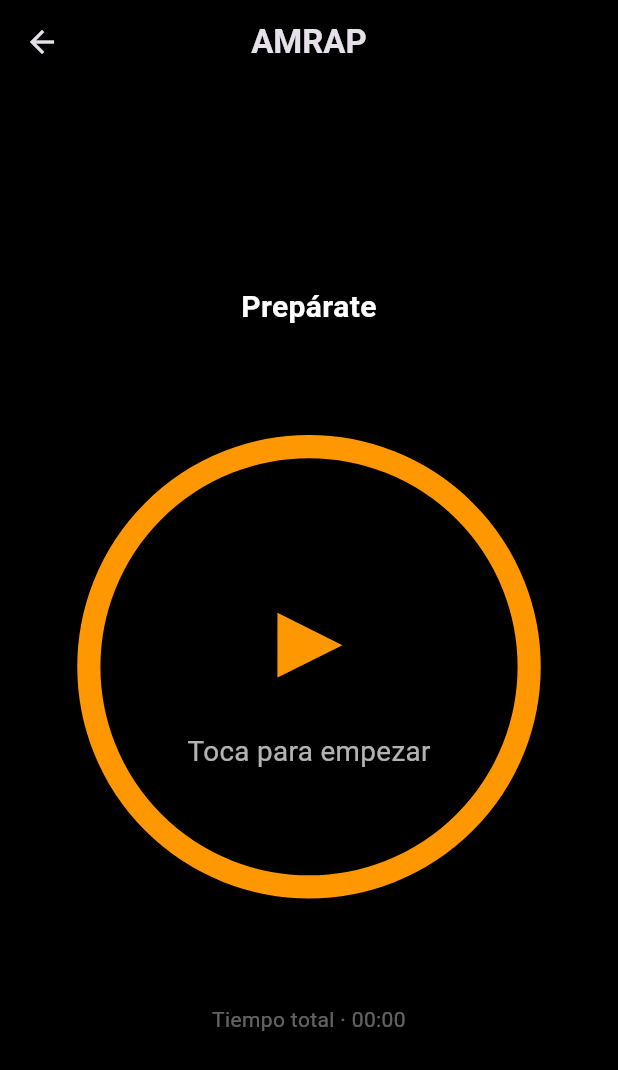
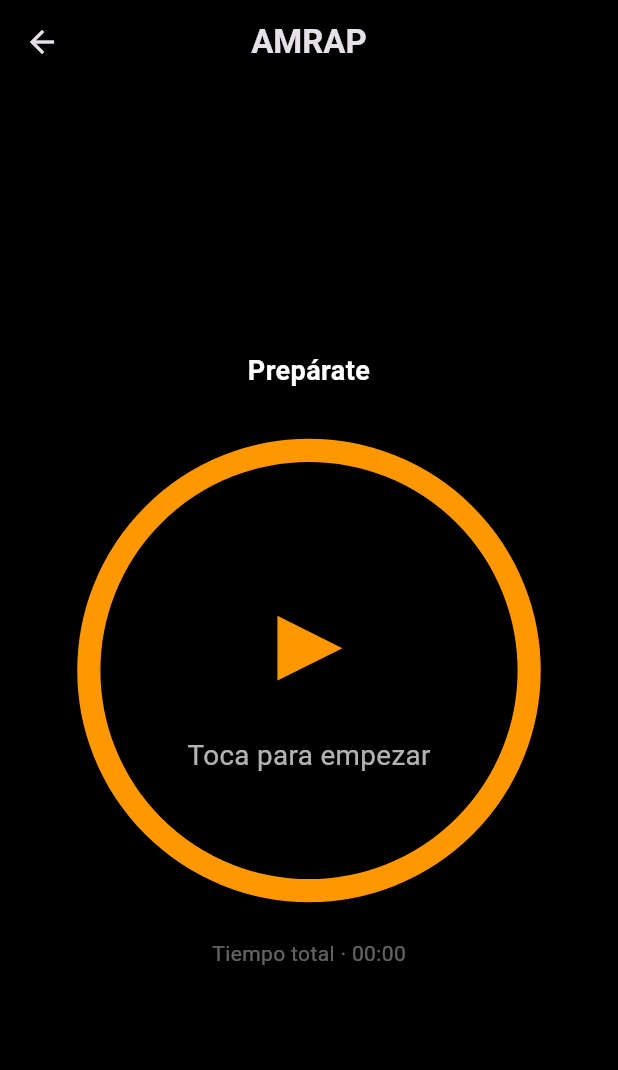
Before and after one commit to tbtkd/smartwod, a Flutter app: the TimerScreen screen opened directly with empty values, on a phone screen of 412 x 824 dp. Shown: the top 1070 px of the screen. Run offline on Flutter 3.47's test engine with Material 3 defaults, Android fonts, the phone set to English and light mode, and no system bars.

Commit message:
Refactor TimerScreen to improve total time calculation and UI clarity
- Removed redundant total time calculation method and integrated it into a new formatting function.
- Simplified the display logic for timer phase messages, enhancing readability and responsiveness.
- Updated layout to streamline the presentation of timer information and improve user experience.

-- visualización de contador centrada

```diff
--- a/lib/screens/timer_screen.dart
+++ b/lib/screens/timer_screen.dart
@@ -24,34 +24,14 @@ class _TimerScreenState extends State<TimerScreen> {
   bool _isCountingDown = false;
   int _countdownSeconds = 10;
 
-  late final int _totalTimeSeconds;
-
   @override
   void initState() {
     super.initState();
-
-    _totalTimeSeconds = _calculateTotalTime();
 
     _runner = AmrapRunner(
       blocks: widget.blocks,
       onUpdate: _onUpdate,
     );
-  }
-
-  int _calculateTotalTime() {
-    int total = 0;
-    for (final block in widget.blocks) {
-      total += block.workSeconds;
-      total += block.restSeconds ?? 0;
-    }
-    return total;
-  }
-
-  String _format(int seconds) {
-    final m = seconds ~/ 60;
-    final s = seconds % 60;
-    return '${m.toString().padLeft(2, '0')}:'
-        '${s.toString().padLeft(2, '0')}';
   }
 
   void _onUpdate(TimerUiState state) {
@@ -91,6 +71,25 @@ class _TimerScreenState extends State<TimerScreen> {
     }
   }
 
+  String _formatTotalTime() {
+    int total = 0;
+
+    for (int i = 0; i < widget.blocks.length; i++) {
+      total += widget.blocks[i].workSeconds;
+
+      // Solo sumar descanso si NO es el último bloque
+      if (i < widget.blocks.length - 1) {
+        total += widget.blocks[i].restSeconds ?? 0;
+      }
+    }
+
+    final m = total ~/ 60;
+    final s = total % 60;
+
+    return '${m.toString().padLeft(2, '0')}:'
+        '${s.toString().padLeft(2, '0')}';
+  }
+
   @override
   void dispose() {
     _runner.dispose();
@@ -99,26 +98,16 @@ class _TimerScreenState extends State<TimerScreen> {
 
   @override
   Widget build(BuildContext context) {
-    final bool isIdle = _uiState == null && !_isCountingDown;
+    final bool isRest =
+        _uiState != null && _uiState!.phase == TimerPhase.rest;
 
-    String topMessage;
-
-    if (isIdle || _isCountingDown) {
-      topMessage = "Prepárate";
-    } else if (_uiState!.phase == TimerPhase.work) {
-      topMessage =
-          "AMRAP ${_uiState!.currentRound} de ${_uiState!.totalRounds}";
-    } else if (_uiState!.phase == TimerPhase.rest) {
-      // Ajuste correcto del descanso (no usar currentRound directo)
-      final int restIndex =
-          (_uiState!.currentRound > 1) ? _uiState!.currentRound - 1 : 1;
-      final int totalRests =
-          (_uiState!.totalRounds > 1) ? _uiState!.totalRounds - 1 : 1;
-
-      topMessage = "DESCANSO $restIndex de $totalRests";
-    } else {
-      topMessage = "";
-    }
+    final String topLabel = _isCountingDown
+        ? 'Prepárate'
+        : (_uiState == null
+            ? 'Prepárate'
+            : (isRest
+                ? 'Descanso'
+                : 'Amrap ${_uiState!.currentRound} de ${_uiState!.totalRounds}'));
 
     return Scaffold(
       backgroundColor: Colors.black,
@@ -136,52 +125,47 @@ class _TimerScreenState extends State<TimerScreen> {
         ),
       ),
       body: SafeArea(
+        child: Center(
           child: Column(
+            mainAxisSize: MainAxisSize.min,
             children: [
-            const Spacer(),
-
-            // ===== MENSAJE SUPERIOR =====
-            Text(
-              topMessage,
+              /// ===== TEXTO SUPERIOR =====
+              AnimatedSwitcher(
+                duration: const Duration(milliseconds: 300),
+                child: Text(
+                  topLabel,
+                  key: ValueKey(topLabel),
                   textAlign: TextAlign.center,
                   style: TextStyle(
-                color: _uiState?.phase == TimerPhase.rest
-                    ? Colors.blue
-                    : Colors.white,
-                fontSize: 20,
+                    color: isRest ? Colors.blue : Colors.white,
+                    fontSize: 18,
                     fontWeight: FontWeight.w600,
                   ),
                 ),
+              ),
 
-            const SizedBox(height: 24),
+              const SizedBox(height: 32),
 
-            // ===== CÍRCULO CENTRADO =====
-            Expanded(
-              flex: 3,
-              child: Center(
-                child: CentralTimer(
+              /// ===== CÍRCULO =====
+              CentralTimer(
                 uiState: _uiState,
                 isCountingDown: _isCountingDown,
                 countdownSeconds: _countdownSeconds,
                 onTap: _onCentralTap,
               ),
-              ),
-            ),
 
               const SizedBox(height: 24),
 
-            // ===== TIEMPO TOTAL =====
+              /// ===== TIEMPO TOTAL =====
               Text(
-              "Tiempo total · ${_format(_totalTimeSeconds)}",
-              textAlign: TextAlign.center,
+                'Tiempo total · ${_formatTotalTime()}',
                 style: const TextStyle(
                   color: Colors.white38,
                   fontSize: 14,
                 ),
               ),
-
-            const Spacer(),
             ],
+          ),
         ),
       ),
     );
```
Lines whose indentation alone changed are shown as unchanged.
